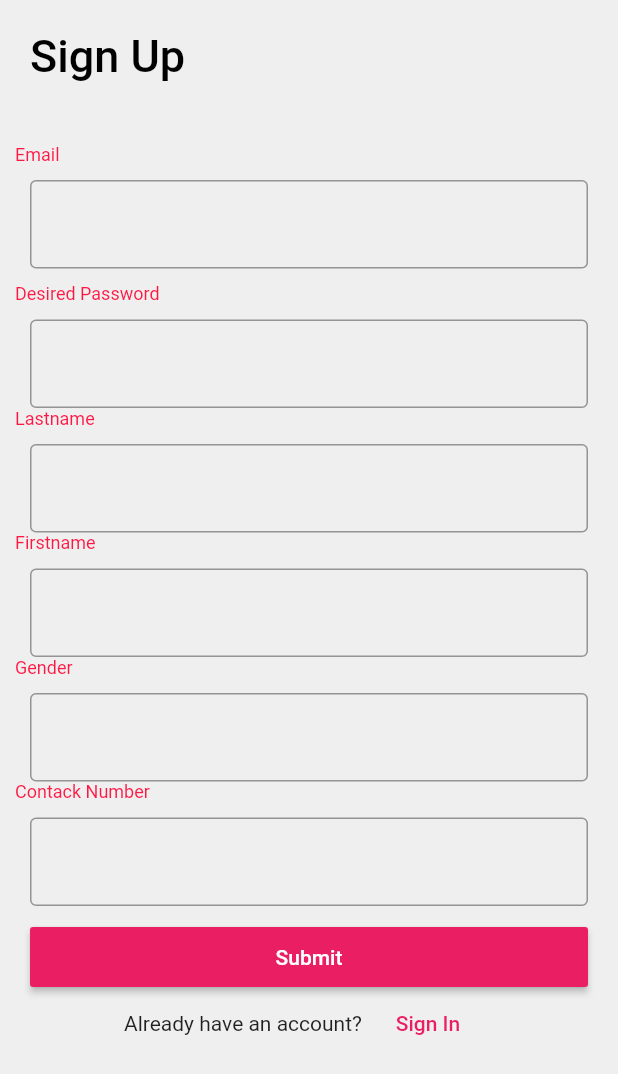
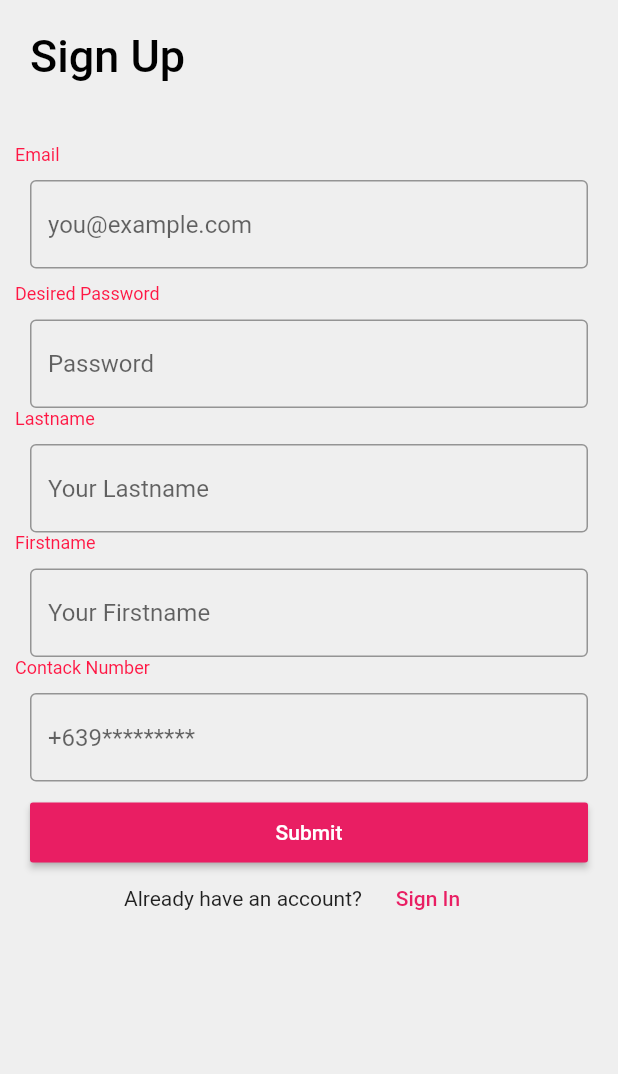
Before and after one commit to vegiesison/CarRentalApp, a Flutter app: the SecondScreen screen opened directly, after a tap on "Submit", on a phone screen of 412 x 824 dp. Shown: the top 1074 px of the screen. Run offline on Flutter 3.47's test engine with Material 2 defaults, Android fonts, the phone set to English and light mode, and no system bars; our stand-ins replace fluttertoast; network calls fail.

Commit message:
Update signup.dart

```diff
--- a/lib/signup.dart
+++ b/lib/signup.dart
@@ -1,5 +1,8 @@
+import 'dart:convert';
+
 import 'package:flutter/material.dart';
-
+import 'package:http/http.dart' as http;
+import 'package:fluttertoast/fluttertoast.dart';
 import 'main.dart';
 
 class SecondScreen extends StatefulWidget {
@@ -8,8 +11,43 @@ class SecondScreen extends StatefulWidget {
 }
 
 class _State extends State<SecondScreen> {
-  TextEditingController nameController = TextEditingController();
-  TextEditingController passwordController = TextEditingController();
+  TextEditingController email = TextEditingController();
+  TextEditingController desiredpassword = TextEditingController();
+  TextEditingController lastname = TextEditingController();
+  TextEditingController firstname = TextEditingController();
+  TextEditingController contactnumber = TextEditingController();
+
+  Future register() async {
+    var url = "http://192.168.254.109/carrental/register.php";
+    var response = await http.post(url, body: {
+      "email": email.text,
+      "desiredpassword": desiredpassword.text,
+      "lastname": lastname.text,
+      "firstname": firstname.text,
+      "contactnumber": contactnumber.text,
+    });
+    var data = json.encode(response.body);
+    if (data == "error") {
+      Fluttertoast.showToast(
+          msg: "This user already exist",
+          toastLength: Toast.LENGTH_SHORT,
+          gravity: ToastGravity.CENTER,
+          timeInSecForIosWeb: 1,
+          backgroundColor: Colors.red,
+          textColor: Colors.white,
+          fontSize: 16.0);
+    } else {
+      Fluttertoast.showToast(
+          msg: "Registered Succesfully",
+          toastLength: Toast.LENGTH_SHORT,
+          gravity: ToastGravity.CENTER,
+          timeInSecForIosWeb: 1,
+          backgroundColor: Colors.red,
+          textColor: Colors.white,
+          fontSize: 16.0);
+    }
+  }
+
   @override
   Widget build(BuildContext context) {
     return Scaffold(
@@ -46,8 +84,9 @@ class _State extends State<SecondScreen> {
                 Container(
                   padding: EdgeInsets.all(10),
                   child: TextField(
-                    controller: nameController,
+                    controller: email,
                     decoration: InputDecoration(
+                      hintText: 'you@example.com',
                       border: OutlineInputBorder(),
                     ),
                   ),
@@ -62,8 +101,9 @@ class _State extends State<SecondScreen> {
                   padding: EdgeInsets.fromLTRB(10, 10, 10, 0),
                   child: TextField(
                     obscureText: true,
-                    controller: passwordController,
+                    controller: desiredpassword,
                     decoration: InputDecoration(
+                      hintText: 'Password',
                       border: OutlineInputBorder(),
                     ),
                   ),
@@ -77,7 +117,9 @@ class _State extends State<SecondScreen> {
                 Container(
                   padding: EdgeInsets.fromLTRB(10, 10, 10, 0),
                   child: TextField(
+                    controller: lastname,
                     decoration: InputDecoration(
+                      hintText: 'Your Lastname',
                       border: OutlineInputBorder(),
                     ),
                   ),
@@ -91,21 +133,9 @@ class _State extends State<SecondScreen> {
                 Container(
                   padding: EdgeInsets.fromLTRB(10, 10, 10, 0),
                   child: TextField(
+                    controller: firstname,
                     decoration: InputDecoration(
-                      border: OutlineInputBorder(),
-                    ),
-                  ),
-                ),
-                Container(
-                    alignment: Alignment.centerLeft,
-                    child: Text(
-                      'Gender',
-                      style: TextStyle(fontSize: 12, color: Color(0xffFF1744)),
-                    )),
-                Container(
-                  padding: EdgeInsets.fromLTRB(10, 10, 10, 0),
-                  child: TextField(
-                    decoration: InputDecoration(
+                      hintText: 'Your Firstname',
                       border: OutlineInputBorder(),
                     ),
                   ),
@@ -119,7 +149,9 @@ class _State extends State<SecondScreen> {
                 Container(
                   padding: EdgeInsets.fromLTRB(10, 10, 10, 0),
                   child: TextField(
+                    controller: contactnumber,
                     decoration: InputDecoration(
+                      hintText: '+639*********',
                       border: OutlineInputBorder(),
                     ),
                   ),
@@ -138,8 +170,12 @@ class _State extends State<SecondScreen> {
                       color: Colors.pink,
                       child: Text('Submit'),
                       onPressed: () {
-                        print(nameController.text);
-                        print(passwordController.text);
+                        register();
+                        print(email.text);
+                        print(desiredpassword.text);
+                        print(lastname.text);
+                        print(firstname.text);
+                        print(contactnumber.text);
                       },
                     )),
                 Container(
```
